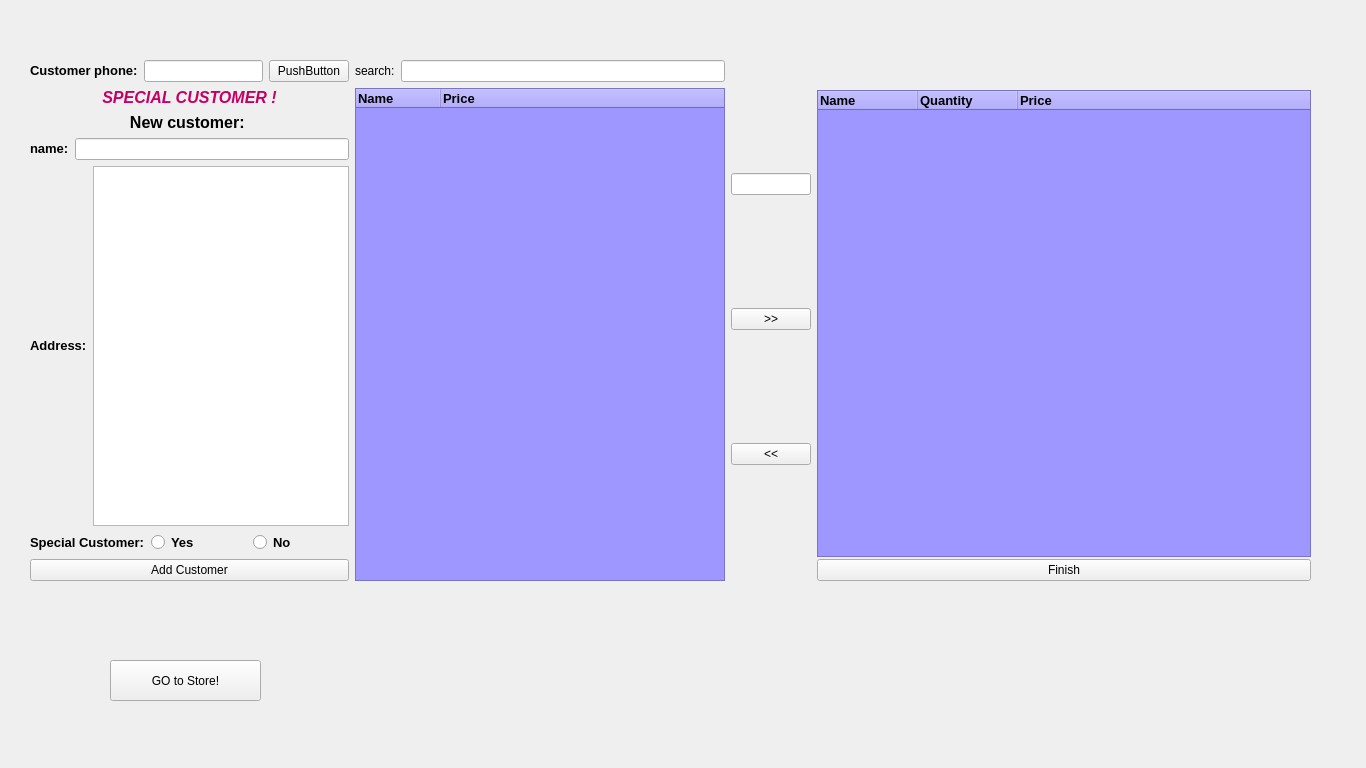
This is mainwindow.ui in omarabdo997/super-market-cashier as Qt 5 draws it before an edit. The edited form follows.
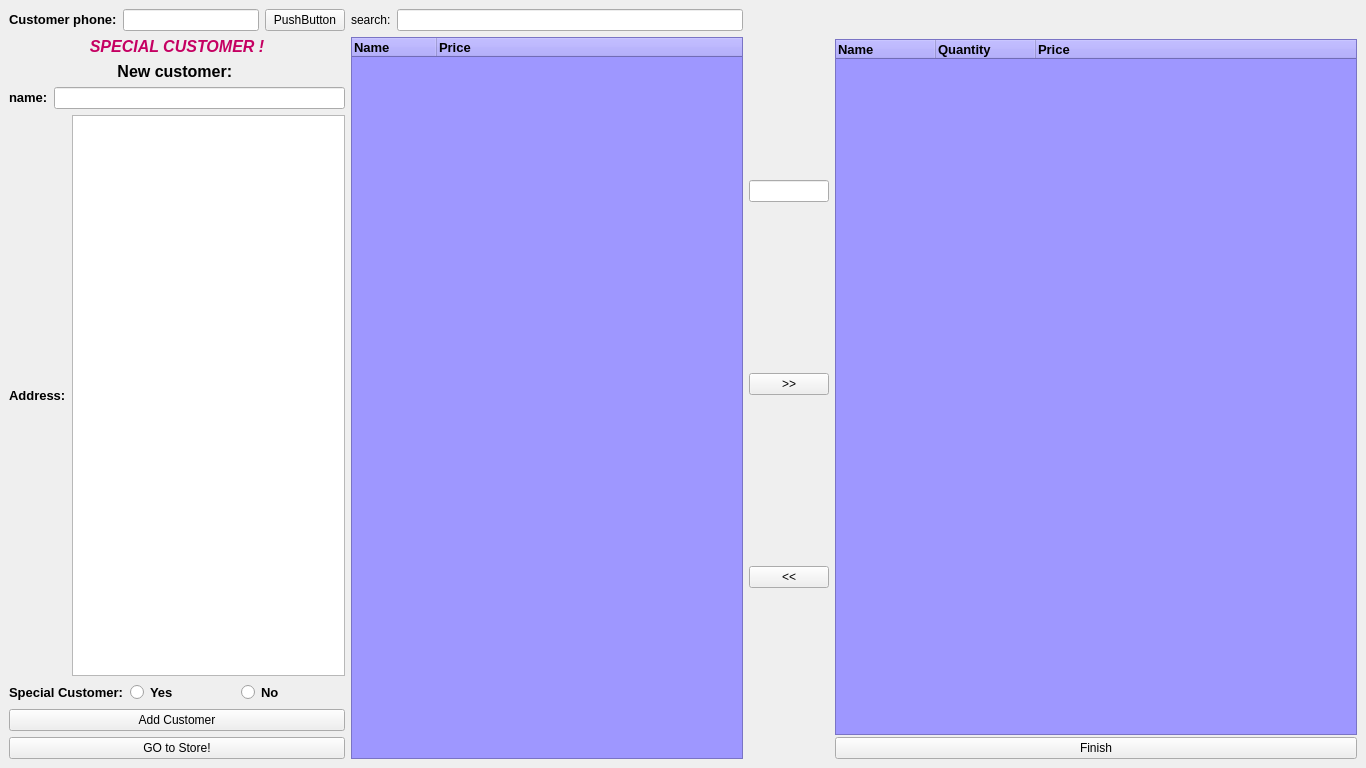
This is the edited form. Icons and pictures are not drawn.

```diff
--- a/mainwindow.ui
+++ b/mainwindow.ui
@@ -23,28 +23,8 @@
    <property name="styleSheet">
     <string notr="true"/>
    </property>
-   <widget class="QPushButton" name="pushButton_6">
-    <property name="geometry">
-     <rect>
-      <x>110</x>
-      <y>660</y>
-      <width>151</width>
-      <height>41</height>
-     </rect>
-    </property>
-    <property name="text">
-     <string>GO to Store!</string>
-    </property>
-   </widget>
-   <widget class="QWidget" name="">
-    <property name="geometry">
-     <rect>
-      <x>30</x>
-      <y>60</y>
-      <width>1281</width>
-      <height>521</height>
-     </rect>
-    </property>
+   <layout class="QGridLayout" name="gridLayout">
+    <item row="0" column="0">
     <layout class="QHBoxLayout" name="horizontalLayout_7" stretch="2,6">
      <property name="sizeConstraint">
       <enum>QLayout::SetDefaultConstraint</enum>
@@ -64,6 +44,9 @@
            </item>
            <item>
             <widget class="QLineEdit" name="lineEdit_3">
+              <property name="styleSheet">
+               <string notr="true">background-image: url(:/new/prefix2/grey-background-v1.jpg);</string>
+              </property>
              <property name="text">
               <string/>
              </property>
@@ -106,7 +89,11 @@
             </widget>
            </item>
            <item>
-            <widget class="QLineEdit" name="lineEdit_4"/>
+             <widget class="QLineEdit" name="lineEdit_4">
+              <property name="styleSheet">
+               <string notr="true">background-image: url(:/new/prefix2/grey-background-v1.jpg);</string>
+              </property>
+             </widget>
            </item>
           </layout>
          </item>
@@ -182,6 +169,13 @@
          </property>
         </widget>
        </item>
+        <item>
+         <widget class="QPushButton" name="pushButton_6">
+          <property name="text">
+           <string>GO to Store!</string>
+          </property>
+         </widget>
+        </item>
       </layout>
      </item>
      <item>
@@ -402,28 +396,8 @@
       </layout>
      </item>
     </layout>
-   </widget>
-   <zorder>pushButton_3</zorder>
-   <zorder>treeWidget_2</zorder>
-   <zorder>radioButton_2</zorder>
-   <zorder>pushButton</zorder>
-   <zorder>lineEdit</zorder>
-   <zorder>label_3</zorder>
-   <zorder>lineEdit_2</zorder>
-   <zorder>pushButton_2</zorder>
-   <zorder>label_6</zorder>
-   <zorder>lineEdit_3</zorder>
-   <zorder>pushButton_4</zorder>
-   <zorder>label_7</zorder>
-   <zorder>label_8</zorder>
-   <zorder>label_9</zorder>
-   <zorder>label_10</zorder>
-   <zorder>label_11</zorder>
-   <zorder>textEdit_2</zorder>
-   <zorder>pushButton_5</zorder>
-   <zorder>pushButton_6</zorder>
-   <zorder>treeWidget</zorder>
-   <zorder>lineEdit_4</zorder>
+    </item>
+   </layout>
   </widget>
  </widget>
  <tabstops>
```
Left out of the diff: 6 changed lines with no effect on the pictures. Lines whose indentation alone changed are shown as unchanged.
